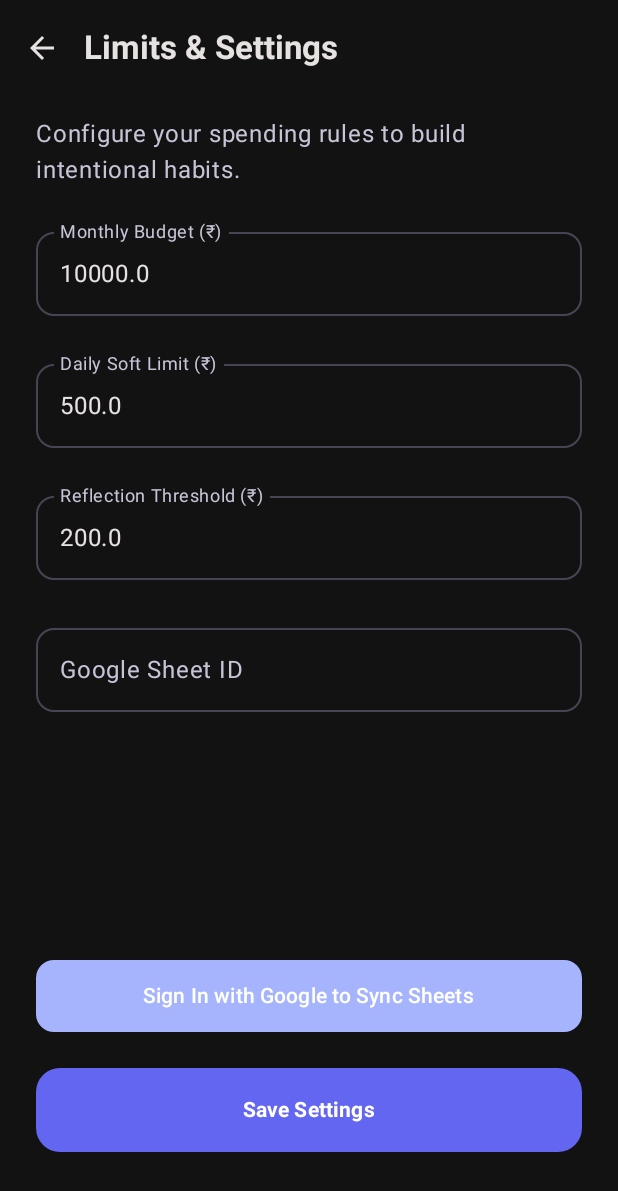
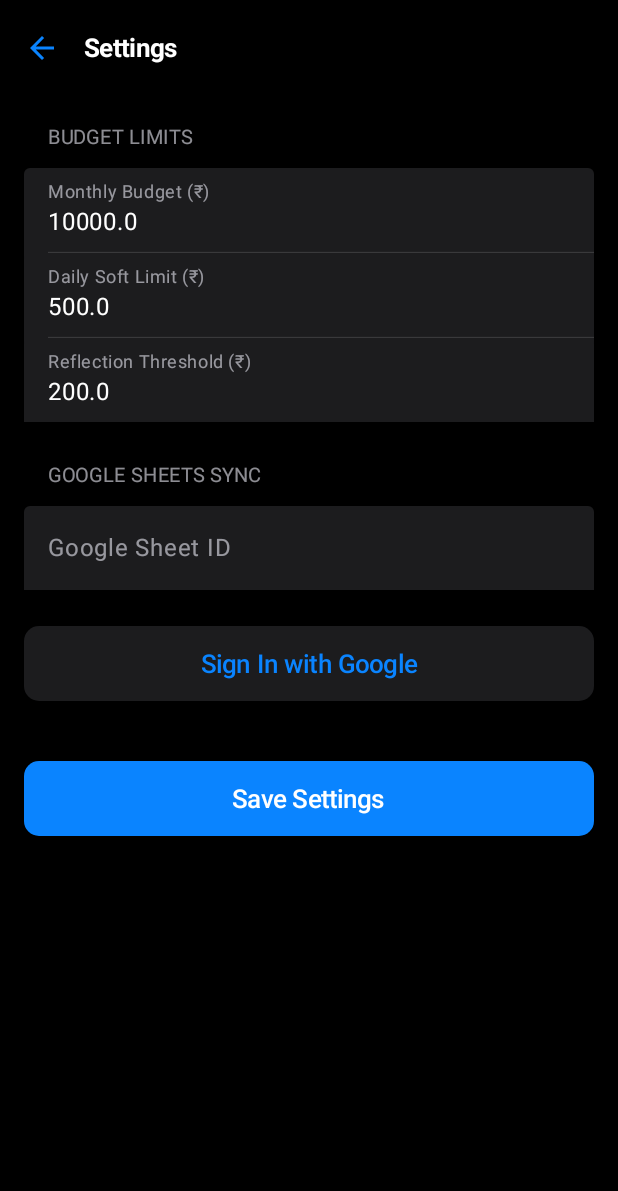
Before and after one commit to Justinvcj/Intent_Pay, an Android app built with Jetpack Compose: the screen it shows after launch (MainActivity), after a tap on "Settings", on a phone screen of 412 x 824 dp. Shown: the top 1191 px of the screen. Run offline under Robolectric (Android 15) with nearby library versions, the phone set to English and light mode, and no system bars; our stand-ins replace Room's generated code; libraries missing offline, so code that uses them is left out: com.google.api.services.

Commit message:
feat: implement iOS native elegant UI redesign

```diff
--- a/app/src/main/java/com/intentpay/ui/dashboard/DashboardScreen.kt
+++ b/app/src/main/java/com/intentpay/ui/dashboard/DashboardScreen.kt
@@ -1,22 +1,31 @@
 package com.intentpay.ui.dashboard
 
-import androidx.compose.foundation.BorderStroke
 import androidx.compose.foundation.background
+import androidx.compose.foundation.clickable
 import androidx.compose.foundation.layout.*
 import androidx.compose.foundation.lazy.LazyColumn
 import androidx.compose.foundation.lazy.items
+import androidx.compose.foundation.shape.CircleShape
 import androidx.compose.foundation.shape.RoundedCornerShape
+import androidx.compose.material.icons.Icons
+import androidx.compose.material.icons.filled.Add
+import androidx.compose.material.icons.filled.Settings
 import androidx.compose.material3.*
 import androidx.compose.runtime.Composable
 import androidx.compose.runtime.collectAsState
 import androidx.compose.runtime.getValue
 import androidx.compose.ui.Alignment
 import androidx.compose.ui.Modifier
+import androidx.compose.ui.draw.clip
 import androidx.compose.ui.graphics.Color
 import androidx.compose.ui.text.font.FontWeight
 import androidx.compose.ui.unit.dp
 import androidx.compose.ui.unit.sp
 import com.intentpay.data.local.TransactionEntity
+import com.intentpay.ui.theme.IosBlue
+import com.intentpay.ui.theme.IosGreen
+import com.intentpay.ui.theme.SurfaceDarkGray
+import com.intentpay.ui.theme.TextSecondary
 import java.text.SimpleDateFormat
 import java.util.Date
 import java.util.Locale
@@ -35,80 +44,149 @@ fun DashboardScreen(
 
     val safeToday = todaySpending ?: 0.0
     val safeMonth = monthSpending ?: 0.0
-    val dailyLimit = budget?.dailyLimit ?: 500.0
     val monthlyBudget = budget?.monthlyBudget ?: 10000.0
 
     Scaffold(
         topBar = {
             TopAppBar(
-                title = { Text("IntentPay", fontWeight = FontWeight.Bold) },
+                title = { },
                 actions = {
-                    TextButton(onClick = onNavigateToSettings) {
-                        Text("Settings", color = MaterialTheme.colorScheme.onBackground)
+                    IconButton(onClick = onNavigateToSettings) {
+                        Icon(
+                            imageVector = Icons.Default.Settings,
+                            contentDescription = "Settings",
+                            tint = IosBlue
+                        )
                     }
                 },
                 colors = TopAppBarDefaults.topAppBarColors(
-                    containerColor = MaterialTheme.colorScheme.background,
-                    titleContentColor = MaterialTheme.colorScheme.onBackground
+                    containerColor = Color.Transparent,
+                    scrolledContainerColor = SurfaceDarkGray.copy(alpha = 0.9f)
                 )
             )
         },
         floatingActionButton = {
             FloatingActionButton(
                 onClick = onNavigateToManualPayment,
-                containerColor = MaterialTheme.colorScheme.primary,
-                shape = RoundedCornerShape(16.dp)
+                containerColor = IosBlue,
+                contentColor = Color.White,
+                shape = CircleShape,
+                modifier = Modifier.padding(16.dp)
             ) {
-                Text("PAY", modifier = Modifier.padding(horizontal = 24.dp, vertical = 16.dp), color = MaterialTheme.colorScheme.onPrimary, fontWeight = FontWeight.Bold)
+                Icon(Icons.Default.Add, contentDescription = "Add Transaction")
             }
         },
-        containerColor = MaterialTheme.colorScheme.background
+        containerColor = Color.Black
     ) { padding ->
-        Column(
+        LazyColumn(
             modifier = Modifier
                 .fillMaxSize()
-                .padding(padding)
+                .padding(padding),
+            contentPadding = PaddingValues(horizontal = 16.dp, vertical = 8.dp)
         ) {
-            // Budget Summary Cards
-            Row(
-                modifier = Modifier
-                    .fillMaxWidth()
-                    .padding(16.dp),
-                horizontalArrangement = Arrangement.spacedBy(16.dp)
-            ) {
-                BudgetCard(
-                    title = "Today",
-                    spent = safeToday,
-                    limit = dailyLimit,
-                    modifier = Modifier.weight(1f)
-                )
-                BudgetCard(
-                    title = "This Month",
-                    spent = safeMonth,
-                    limit = monthlyBudget,
-                    modifier = Modifier.weight(1f)
+            item {
+                Text(
+                    text = "Summary",
+                    fontSize = 34.sp,
+                    fontWeight = FontWeight.Bold,
+                    color = Color.White,
+                    modifier = Modifier.padding(bottom = 24.dp)
                 )
             }
 
-            Spacer(modifier = Modifier.height(24.dp))
+            item {
+                // Main Balance / Budget Card
+                Card(
+                    modifier = Modifier.fillMaxWidth(),
+                    shape = RoundedCornerShape(16.dp),
+                    colors = CardDefaults.cardColors(containerColor = SurfaceDarkGray)
+                ) {
+                    Column(modifier = Modifier.padding(24.dp)) {
+                        Text(
+                            text = "Monthly Spending",
+                            fontSize = 15.sp,
+                            fontWeight = FontWeight.Medium,
+                            color = TextSecondary
+                        )
+                        Spacer(modifier = Modifier.height(8.dp))
+                        Text(
+                            text = "₹$safeMonth",
+                            fontSize = 32.sp,
+                            fontWeight = FontWeight.Bold,
+                            color = Color.White
+                        )
+                        Spacer(modifier = Modifier.height(4.dp))
+                        Text(
+                            text = "of ₹$monthlyBudget budget",
+                            fontSize = 15.sp,
+                            fontWeight = FontWeight.Medium,
+                            color = TextSecondary
+                        )
 
-            Text(
-                text = "Recent Transactions",
-                style = MaterialTheme.typography.titleMedium,
-                modifier = Modifier.padding(horizontal = 16.dp),
-                color = MaterialTheme.colorScheme.onBackground
-            )
+                        Spacer(modifier = Modifier.height(24.dp))
 
-            Spacer(modifier = Modifier.height(8.dp))
+                        // Today's spending row
+                        Row(
+                            modifier = Modifier.fillMaxWidth(),
+                            horizontalArrangement = Arrangement.SpaceBetween,
+                            verticalAlignment = Alignment.CenterVertically
+                        ) {
+                            Text(
+                                text = "Today",
+                                fontSize = 17.sp,
+                                color = Color.White
+                            )
+                            Text(
+                                text = "₹$safeToday",
+                                fontSize = 17.sp,
+                                fontWeight = FontWeight.SemiBold,
+                                color = Color.White
+                            )
+                        }
+                    }
+                }
+                Spacer(modifier = Modifier.height(32.dp))
+            }
 
-            LazyColumn(
-                modifier = Modifier
-                    .fillMaxSize()
-                    .padding(horizontal = 16.dp),
-                contentPadding = PaddingValues(bottom = 100.dp)
-            ) {
-                items(transactions) { tx ->
-                    TransactionItem(tx)
+            item {
+                Text(
+                    text = "Recent Transactions",
+                    fontSize = 22.sp,
+                    fontWeight = FontWeight.Bold,
+                    color = Color.White,
+                    modifier = Modifier.padding(bottom = 12.dp)
+                )
+            }
+
+            if (transactions.isEmpty()) {
+                item {
+                    Text(
+                        text = "No recent transactions",
+                        color = TextSecondary,
+                        modifier = Modifier.padding(vertical = 24.dp)
+                    )
+                }
+            } else {
+                item {
+                    Card(
+                        modifier = Modifier.fillMaxWidth(),
+                        shape = RoundedCornerShape(16.dp),
+                        colors = CardDefaults.cardColors(containerColor = SurfaceDarkGray)
+                    ) {
+                        Column {
+                            transactions.forEachIndexed { index, tx ->
+                                TransactionRow(tx)
+                                if (index < transactions.size - 1) {
+                                    HorizontalDivider(
+                                        modifier = Modifier.padding(start = 64.dp),
+                                        color = Color(0x33FFFFFF),
+                                        thickness = 0.5.dp
+                                    )
+                                }
+                            }
+                        }
+                    }
+                    Spacer(modifier = Modifier.height(100.dp)) // FAB padding
                 }
             }
         }
@@ -116,59 +194,58 @@ fun DashboardScreen(
 }
 
 @Composable
-fun BudgetCard(title: String, spent: Double, limit: Double, modifier: Modifier = Modifier) {
-    val isExceeded = spent > limit
-    val color = if (isExceeded) MaterialTheme.colorScheme.error else MaterialTheme.colorScheme.primary
-
-    Card(
-        modifier = modifier,
-        shape = RoundedCornerShape(24.dp),
-        colors = CardDefaults.cardColors(containerColor = MaterialTheme.colorScheme.surface.copy(alpha = 0.6f)),
-        border = BorderStroke(1.dp, Color.White.copy(alpha = 0.15f))
-    ) {
-        Column(modifier = Modifier.padding(20.dp)) {
-            Text(title, style = MaterialTheme.typography.labelMedium, color = MaterialTheme.colorScheme.onSurfaceVariant)
-            Spacer(modifier = Modifier.height(12.dp))
-            Text("₹$spent", style = MaterialTheme.typography.headlineMedium, color = color)
-            Text("/ ₹$limit", style = MaterialTheme.typography.bodyLarge, color = MaterialTheme.colorScheme.onSurfaceVariant)
-        }
-    }
-}
-
-@Composable
-fun TransactionItem(tx: TransactionEntity) {
+fun TransactionRow(tx: TransactionEntity) {
     val sdf = SimpleDateFormat("dd MMM, HH:mm", Locale.getDefault())
     val dateStr = sdf.format(Date(tx.dateMillis))
 
-    Card(
+    val isIncome = tx.isIncome
+    val amountColor = if (isIncome) IosGreen else Color.White
+    val sign = if (isIncome) "+" else "-"
+
+    Row(
         modifier = Modifier
             .fillMaxWidth()
-            .padding(vertical = 6.dp),
-        shape = RoundedCornerShape(16.dp),
-        colors = CardDefaults.cardColors(containerColor = MaterialTheme.colorScheme.surface.copy(alpha = 0.6f)),
-        border = BorderStroke(1.dp, Color.White.copy(alpha = 0.05f))
+            .clickable { /* Future detail view */ }
+            .padding(horizontal = 16.dp, vertical = 12.dp),
+        verticalAlignment = Alignment.CenterVertically
     ) {
-        Row(
+        // Icon Placeholder
+        Box(
             modifier = Modifier
-                .padding(16.dp)
-                .fillMaxWidth(),
-            horizontalArrangement = Arrangement.SpaceBetween,
-            verticalAlignment = Alignment.CenterVertically
+                .size(40.dp)
+                .clip(CircleShape)
+                .background(if (isIncome) IosGreen.copy(alpha = 0.2f) else IosBlue.copy(alpha = 0.2f)),
+            contentAlignment = Alignment.Center
         ) {
-            Column {
-                Text(text = tx.merchant ?: "Unknown Merchant", fontWeight = FontWeight.SemiBold, color = MaterialTheme.colorScheme.onSurface)
-                Spacer(modifier = Modifier.height(4.dp))
-                Row(verticalAlignment = Alignment.CenterVertically) {
-                    Text(text = tx.purpose ?: tx.categoryName, fontSize = 14.sp, color = MaterialTheme.colorScheme.primary)
-                    Text(text = " • $dateStr", fontSize = 12.sp, color = MaterialTheme.colorScheme.onSurfaceVariant)
-                }
-            }
             Text(
-                text = "-₹${tx.amount}",
-                fontWeight = FontWeight.Bold,
-                color = MaterialTheme.colorScheme.onSurface,
-                fontSize = 16.sp
+                text = (tx.merchant ?: "U").take(1).uppercase(),
+                color = if (isIncome) IosGreen else IosBlue,
+                fontWeight = FontWeight.Bold
             )
         }
+
+        Spacer(modifier = Modifier.width(12.dp))
+
+        Column(modifier = Modifier.weight(1f)) {
+            Text(
+                text = tx.merchant ?: "Unknown",
+                fontSize = 17.sp,
+                fontWeight = FontWeight.Medium,
+                color = Color.White
+            )
+            Spacer(modifier = Modifier.height(2.dp))
+            Text(
+                text = "${tx.purpose ?: tx.categoryName} • $dateStr",
+                fontSize = 13.sp,
+                color = TextSecondary
+            )
+        }
+
+        Text(
+            text = "$sign₹${tx.amount}",
+            fontSize = 17.sp,
+            fontWeight = FontWeight.Medium,
+            color = amountColor
+        )
     }
 }
--- a/app/src/main/java/com/intentpay/ui/settings/SettingsScreen.kt
+++ b/app/src/main/java/com/intentpay/ui/settings/SettingsScreen.kt
@@ -1,23 +1,32 @@
 package com.intentpay.ui.settings
 
+import androidx.compose.foundation.background
 import androidx.compose.foundation.layout.*
+import androidx.compose.foundation.rememberScrollState
 import androidx.compose.foundation.shape.RoundedCornerShape
 import androidx.compose.foundation.text.KeyboardOptions
+import androidx.compose.foundation.verticalScroll
 import androidx.compose.material.icons.Icons
 import androidx.compose.material.icons.filled.ArrowBack
 import androidx.compose.material3.*
 import androidx.compose.runtime.*
 import androidx.compose.ui.Modifier
+import androidx.compose.ui.graphics.Color
+import androidx.compose.ui.platform.LocalContext
 import androidx.compose.ui.text.font.FontWeight
 import androidx.compose.ui.text.input.KeyboardType
 import androidx.compose.ui.unit.dp
-import androidx.compose.ui.platform.LocalContext
+import androidx.compose.ui.unit.sp
 import androidx.activity.compose.rememberLauncherForActivityResult
 import androidx.activity.result.contract.ActivityResultContracts
 import com.google.android.gms.auth.api.signin.GoogleSignIn
 import com.google.android.gms.auth.api.signin.GoogleSignInOptions
 import com.google.android.gms.common.api.Scope
 import com.google.api.services.sheets.v4.SheetsScopes
+import com.intentpay.ui.theme.IosBlue
+import com.intentpay.ui.theme.IosRed
+import com.intentpay.ui.theme.SurfaceDarkGray
+import com.intentpay.ui.theme.TextSecondary
 
 @OptIn(ExperimentalMaterial3Api::class)
 @Composable
@@ -61,26 +70,29 @@ fun SettingsScreen(
         }
     }
 
-    val textFieldColors = OutlinedTextFieldDefaults.colors(
-        focusedBorderColor = MaterialTheme.colorScheme.primary,
-        unfocusedBorderColor = MaterialTheme.colorScheme.outlineVariant,
-        focusedLabelColor = MaterialTheme.colorScheme.primary,
-        unfocusedLabelColor = MaterialTheme.colorScheme.onSurfaceVariant
+    val textFieldColors = TextFieldDefaults.colors(
+        focusedContainerColor = SurfaceDarkGray,
+        unfocusedContainerColor = SurfaceDarkGray,
+        focusedIndicatorColor = Color.Transparent,
+        unfocusedIndicatorColor = Color.Transparent,
+        focusedTextColor = Color.White,
+        unfocusedTextColor = Color.White,
+        focusedLabelColor = IosBlue,
+        unfocusedLabelColor = TextSecondary
     )
 
     Scaffold(
-        containerColor = MaterialTheme.colorScheme.background,
+        containerColor = Color.Black,
         topBar = {
             TopAppBar(
-                title = { Text("Limits & Settings", fontWeight = FontWeight.Bold) },
+                title = { Text("Settings", fontWeight = FontWeight.Bold, fontSize = 17.sp, color = Color.White) },
                 navigationIcon = {
                     IconButton(onClick = onBack) {
-                        Icon(Icons.Default.ArrowBack, contentDescription = "Back", tint = MaterialTheme.colorScheme.onBackground)
+                        Icon(Icons.Default.ArrowBack, contentDescription = "Back", tint = IosBlue)
                     }
                 },
                 colors = TopAppBarDefaults.topAppBarColors(
-                    containerColor = MaterialTheme.colorScheme.background,
-                    titleContentColor = MaterialTheme.colorScheme.onBackground
+                    containerColor = Color.Transparent,
                 )
             )
         }
@@ -89,71 +101,89 @@ fun SettingsScreen(
             modifier = Modifier
                 .fillMaxSize()
                 .padding(padding)
-                .padding(horizontal = 24.dp, vertical = 16.dp),
-            verticalArrangement = Arrangement.spacedBy(24.dp)
+                .verticalScroll(rememberScrollState())
+                .padding(horizontal = 16.dp, vertical = 16.dp),
         ) {
-            Column(verticalArrangement = Arrangement.spacedBy(8.dp)) {
-                Text(
-                    text = "Configure your spending rules to build intentional habits.",
-                    style = MaterialTheme.typography.bodyLarge,
-                    color = MaterialTheme.colorScheme.onSurfaceVariant
-                )
-            }
+            Text("BUDGET LIMITS", fontSize = 13.sp, color = TextSecondary, modifier = Modifier.padding(start = 16.dp, bottom = 8.dp))
 
-            OutlinedTextField(
+            Column(
+                modifier = Modifier
+                    .fillMaxWidth()
+                    .background(SurfaceDarkGray, RoundedCornerShape(10.dp))
+            ) {
+                TextField(
                     value = monthlyInput,
                     onValueChange = { monthlyInput = it },
                     label = { Text("Monthly Budget (₹)") },
                     keyboardOptions = KeyboardOptions(keyboardType = KeyboardType.Number),
                     modifier = Modifier.fillMaxWidth(),
-                shape = RoundedCornerShape(12.dp),
+                    singleLine = true,
                     colors = textFieldColors
                 )
+                HorizontalDivider(color = Color(0x33FFFFFF), thickness = 0.5.dp, modifier = Modifier.padding(start = 16.dp))
 
-            OutlinedTextField(
+                TextField(
                     value = dailyInput,
                     onValueChange = { dailyInput = it },
                     label = { Text("Daily Soft Limit (₹)") },
                     keyboardOptions = KeyboardOptions(keyboardType = KeyboardType.Number),
                     modifier = Modifier.fillMaxWidth(),
-                shape = RoundedCornerShape(12.dp),
+                    singleLine = true,
                     colors = textFieldColors
                 )
+                HorizontalDivider(color = Color(0x33FFFFFF), thickness = 0.5.dp, modifier = Modifier.padding(start = 16.dp))
 
-            OutlinedTextField(
+                TextField(
                     value = reflectionInput,
                     onValueChange = { reflectionInput = it },
                     label = { Text("Reflection Threshold (₹)") },
                     keyboardOptions = KeyboardOptions(keyboardType = KeyboardType.Number),
                     modifier = Modifier.fillMaxWidth(),
-                shape = RoundedCornerShape(12.dp),
+                    singleLine = true,
                     colors = textFieldColors
                 )
+            }
 
-            OutlinedTextField(
+            Spacer(modifier = Modifier.height(24.dp))
+            Text("GOOGLE SHEETS SYNC", fontSize = 13.sp, color = TextSecondary, modifier = Modifier.padding(start = 16.dp, bottom = 8.dp))
+
+            Column(
+                modifier = Modifier
+                    .fillMaxWidth()
+                    .background(SurfaceDarkGray, RoundedCornerShape(10.dp))
+            ) {
+                TextField(
                     value = sheetIdInput,
                     onValueChange = { sheetIdInput = it },
                     label = { Text("Google Sheet ID") },
                     modifier = Modifier.fillMaxWidth(),
-                shape = RoundedCornerShape(12.dp),
+                    singleLine = true,
                     colors = textFieldColors
                 )
+            }
 
-            Spacer(modifier = Modifier.weight(1f))
+            Spacer(modifier = Modifier.height(24.dp))
 
             if (signedInEmail != null) {
-                Text("Signed in as: $signedInEmail", color = MaterialTheme.colorScheme.primary, style = MaterialTheme.typography.bodyMedium)
+                Text(
+                    text = "Signed in as: $signedInEmail",
+                    color = TextSecondary,
+                    fontSize = 13.sp,
+                    modifier = Modifier.padding(start = 16.dp, bottom = 8.dp)
+                )
                 Button(
                     onClick = {
                         GoogleSignIn.getClient(context, GoogleSignInOptions.DEFAULT_SIGN_IN).signOut().addOnCompleteListener {
                             signedInEmail = null
                         }
                     },
-                    shape = RoundedCornerShape(12.dp),
-                    modifier = Modifier.fillMaxWidth().height(48.dp),
-                    colors = ButtonDefaults.buttonColors(containerColor = MaterialTheme.colorScheme.error)
+                    shape = RoundedCornerShape(10.dp),
+                    modifier = Modifier
+                        .fillMaxWidth()
+                        .height(50.dp),
+                    colors = ButtonDefaults.buttonColors(containerColor = SurfaceDarkGray)
                 ) {
-                    Text("Sign Out")
+                    Text("Sign Out", color = IosRed, fontSize = 17.sp)
                 }
             } else {
                 Button(
@@ -165,13 +195,17 @@ fun SettingsScreen(
                         val client = GoogleSignIn.getClient(context, gso)
                         signInLauncher.launch(client.signInIntent)
                     },
-                    shape = RoundedCornerShape(12.dp),
-                    modifier = Modifier.fillMaxWidth().height(48.dp),
-                    colors = ButtonDefaults.buttonColors(containerColor = MaterialTheme.colorScheme.secondary)
+                    shape = RoundedCornerShape(10.dp),
+                    modifier = Modifier
+                        .fillMaxWidth()
+                        .height(50.dp),
+                    colors = ButtonDefaults.buttonColors(containerColor = SurfaceDarkGray)
                 ) {
-                    Text("Sign In with Google to Sync Sheets")
+                    Text("Sign In with Google", color = IosBlue, fontSize = 17.sp)
                 }
             }
+
+            Spacer(modifier = Modifier.height(40.dp))
 
             Button(
                 onClick = {
@@ -183,11 +217,13 @@ fun SettingsScreen(
                     viewModel.updateSheetId(sheetIdInput)
                     onBack()
                 },
-                shape = RoundedCornerShape(16.dp),
-                modifier = Modifier.fillMaxWidth().height(56.dp),
-                colors = ButtonDefaults.buttonColors(containerColor = MaterialTheme.colorScheme.primary)
+                shape = RoundedCornerShape(10.dp),
+                modifier = Modifier
+                    .fillMaxWidth()
+                    .height(50.dp),
+                colors = ButtonDefaults.buttonColors(containerColor = IosBlue)
             ) {
-                Text("Save Settings", fontWeight = FontWeight.Bold)
+                Text("Save Settings", fontSize = 17.sp, fontWeight = FontWeight.SemiBold, color = Color.White)
             }
 
             Spacer(modifier = Modifier.height(16.dp))
--- a/app/src/main/java/com/intentpay/ui/theme/Color.kt
+++ b/app/src/main/java/com/intentpay/ui/theme/Color.kt
@@ -2,17 +2,18 @@ package com.intentpay.ui.theme
 
 import androidx.compose.ui.graphics.Color
 
-// Brand Colors from Stitch UI
-val PrimaryIndigo = Color(0xFF6366F1)
-val SecondaryAccent = Color(0xFFA5B4FC)
-val TertiaryRose = Color(0xFFF43F5E)
+// iOS-like Native Colors
+val IosBlue = Color(0xFF0A84FF)
+val IosGreen = Color(0xFF32D74B)
+val IosRed = Color(0xFFFF453A)
+val IosGray = Color(0xFF8E8E93)
 
-// Neutral & Surface
-val BackgroundDeepDark = Color(0xFF121212)
-val SurfaceDark = Color(0xFF1E1E1E)
-val SurfaceContainerHigh = Color(0xFF2A2A2A)
+// Dark Theme Colors
+val BackgroundBlack = Color(0xFF000000)
+val SurfaceDarkGray = Color(0xFF1C1C1E)
+val SurfaceElevated = Color(0xFF2C2C2E)
 
 // Text Colors
-val TextPrimary = Color(0xFFE5E2E1)
-val TextVariant = Color(0xFFC7C4D7)
-val OutlineVariant = Color(0xFF464554)
+val TextWhite = Color(0xFFFFFFFF)
+val TextSecondary = Color(0x99EBEBF5)
+val DividerColor = Color(0x33FFFFFF)
--- a/app/src/main/java/com/intentpay/ui/theme/Theme.kt
+++ b/app/src/main/java/com/intentpay/ui/theme/Theme.kt
@@ -17,21 +17,21 @@ import androidx.core.view.WindowCompat
 
 // Enforcing Dark Mode Palette primarily for aesthetic modern fintech vibe
 private val DarkColorPalette = darkColorScheme(
-    primary = PrimaryIndigo,
-    secondary = SecondaryAccent,
-    tertiary = TertiaryRose,
-    background = BackgroundDeepDark,
-    surface = SurfaceDark,
-    surfaceVariant = SurfaceContainerHigh,
+    primary = IosBlue,
+    secondary = IosGray,
+    tertiary = IosGreen,
+    background = BackgroundBlack,
+    surface = SurfaceDarkGray,
+    surfaceVariant = SurfaceElevated,
     onPrimary = Color.White,
-    onSecondary = BackgroundDeepDark,
+    onSecondary = Color.White,
     onTertiary = Color.White,
-    onBackground = TextPrimary,
-    onSurface = TextPrimary,
-    onSurfaceVariant = TextVariant,
-    error = TertiaryRose,
-    outline = OutlineVariant,
-    outlineVariant = OutlineVariant
+    onBackground = TextWhite,
+    onSurface = TextWhite,
+    onSurfaceVariant = TextSecondary,
+    error = IosRed,
+    outline = DividerColor,
+    outlineVariant = DividerColor
 )
 
 @Composable
```
Also changed, not shown: app/src/main/java/com/intentpay/ui/manualpayment/ManualPaymentScreen.kt (+63 -43 lines), app/src/main/java/com/intentpay/ui/reflection/ReflectionScreen.kt (+46 -41 lines), 3 other files. Lines whose indentation alone changed are shown as unchanged.
